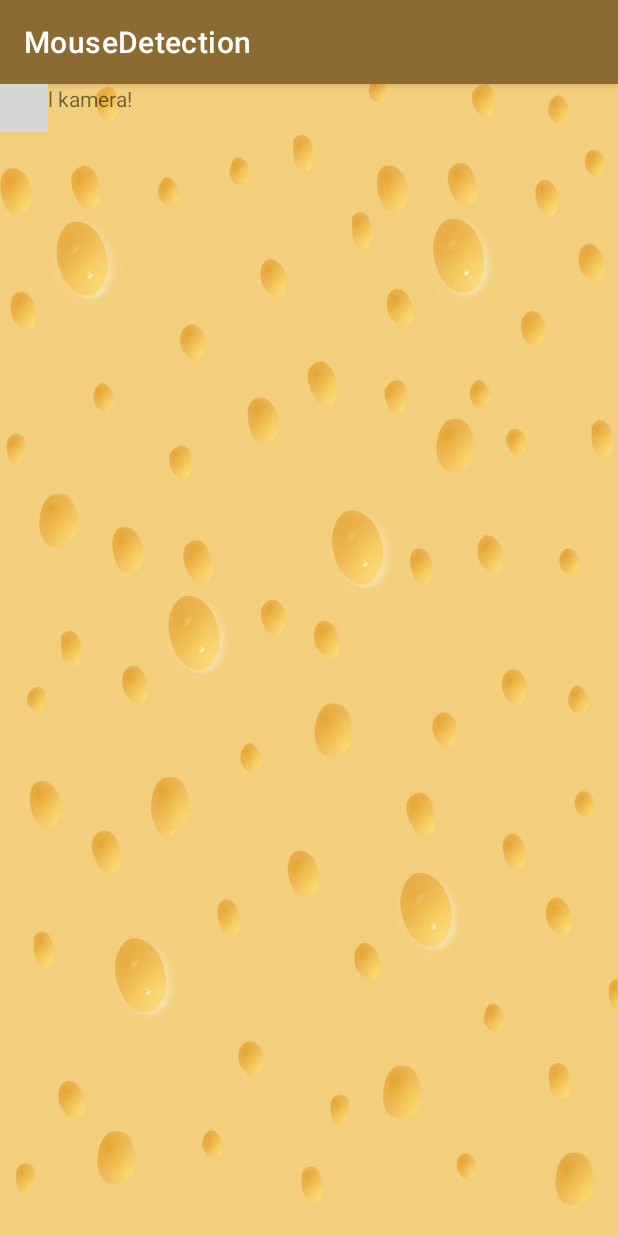
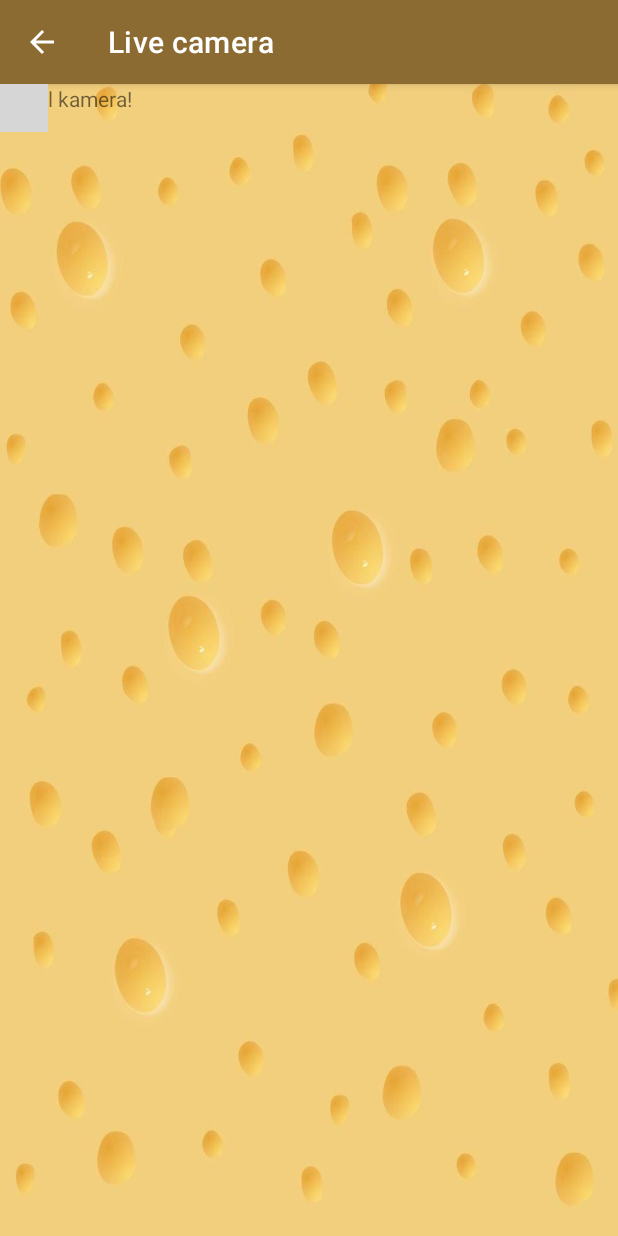
Before and after one commit to amardaus/MouseTrap, an Android app: the CameraActivity screen opened directly, with no data from a screen before it, on a phone screen of 412 x 824 dp. Run offline under Robolectric (Android 15) with nearby library versions, the phone set to English and light mode, and no system bars; libraries missing offline, so code that uses them is left out: com.github.niqdev.mjpeg; plain views replace MjpegSurfaceView; 2 statements that could not run were skipped; grey boxes are pictures that could not be loaded.

Commit message:
Arrow added

```diff
--- a/Client/MouseDetection/app/src/main/AndroidManifest.xml
+++ b/Client/MouseDetection/app/src/main/AndroidManifest.xml
@@ -15,7 +15,8 @@
         android:usesCleartextTraffic="true">
         <activity
             android:name=".CameraActivity"
-            android:exported="false" />
+            android:exported="false"
+            android:parentActivityName=".MainActivity"/>
         <activity
             android:name=".WelcomeActivity"
             android:configChanges="orientation|keyboardHidden|screenSize"
--- a/Client/MouseDetection/app/src/main/java/com/example/mousedetection/CameraActivity.java
+++ b/Client/MouseDetection/app/src/main/java/com/example/mousedetection/CameraActivity.java
@@ -22,6 +22,7 @@ public class CameraActivity extends AppCompatActivity {
         pref = PreferenceManager.getDefaultSharedPreferences(this);
         super.onCreate(savedInstanceState);
         setContentView(R.layout.activity_camera);
+        getSupportActionBar().setTitle(R.string.title_activity_camera);
 
         String server_ip = pref.getString("server_ip", "127.0.0.1");
         String server_port = pref.getString("camera_port", "8085");
--- a/Client/MouseDetection/app/src/main/java/com/example/mousedetection/WelcomeActivity.java
+++ b/Client/MouseDetection/app/src/main/java/com/example/mousedetection/WelcomeActivity.java
@@ -17,6 +17,7 @@ public class WelcomeActivity extends AppCompatActivity {
     protected void onCreate(Bundle savedInstanceState) {
         super.onCreate(savedInstanceState);
         setContentView(R.layout.activity_welcome);
+        getSupportActionBar().setTitle(R.string.title_activity_welcome);
 
         btn = findViewById(R.id.welcome_ok_btn);
         btn.setOnClickListener(new View.OnClickListener() {
--- a/Client/MouseDetection/app/src/main/res/values/strings.xml
+++ b/Client/MouseDetection/app/src/main/res/values/strings.xml
@@ -33,4 +33,5 @@
     <string name="camera_port">Camera port</string>
 
     <string name="title_activity_welcome">WelcomeActivity</string>
+    <string name="title_activity_camera">Live camera</string>
 </resources>
```
